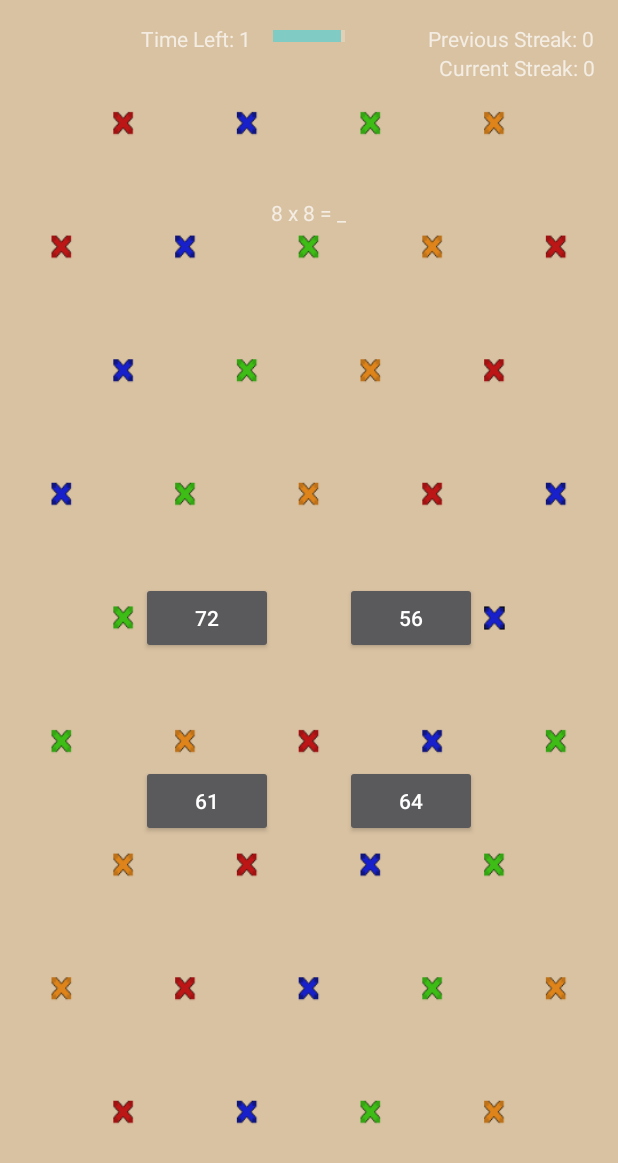
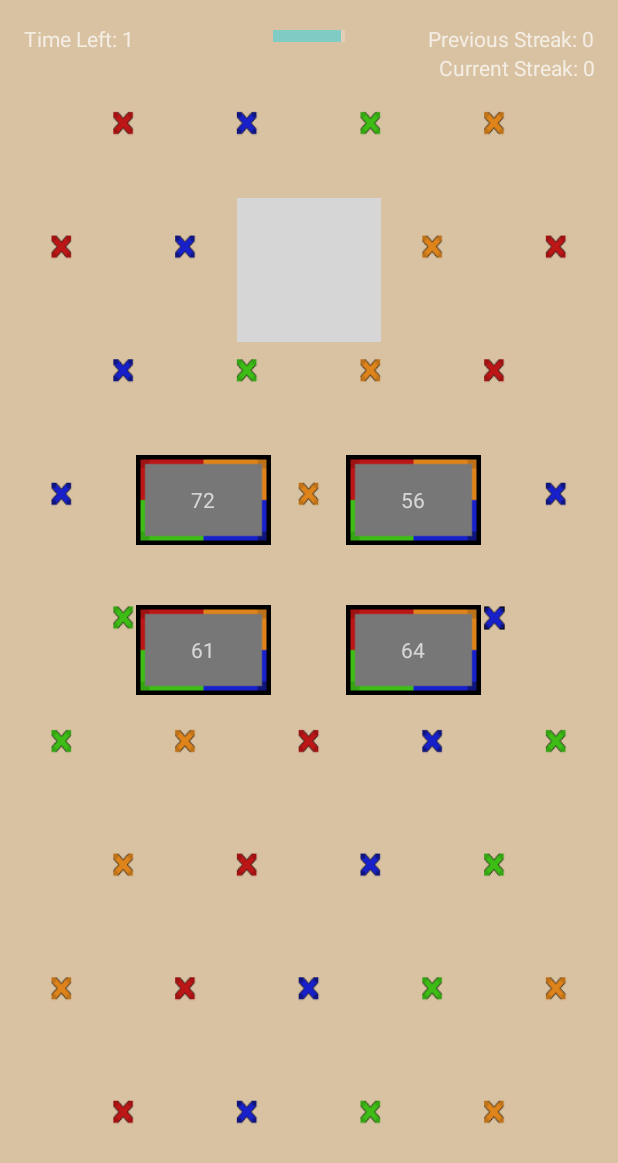
Before and after one commit to willardw/Mathemaniacs, an Android app: the GameActivity screen opened directly, with no data from a screen before it, on a phone screen of 412 x 824 dp. Shown: the top 1163 px of the screen. Run offline under Robolectric (Android 15) with nearby library versions, the phone set to English and light mode, and no system bars; 2 statements that could not run were skipped; grey boxes are pictures that could not be loaded.

Commit message:
Changed the UI and look of Game Activity. Fixed more warnings.

```diff
--- a/app/src/main/java/com/willard/william/mathemaniacs/GameActivity.java
+++ b/app/src/main/java/com/willard/william/mathemaniacs/GameActivity.java
@@ -247,23 +247,23 @@ public class GameActivity extends AppCompatActivity {
     }
 
     private void setAnswer1(int answer) {
-        Button b = (Button) findViewById(R.id.answer1Button);
-        b.setText(""+answer);
+        TextView t = (TextView) findViewById(R.id.answer1Text);
+        t.setText(""+answer);
     }
 
     private void setAnswer2(int answer) {
-        Button b = (Button) findViewById(R.id.answer2Button);
-        b.setText(""+answer);
+        TextView t = (TextView) findViewById(R.id.answer2Text);
+        t.setText(""+answer);
     }
 
     private void setAnswer3(int answer) {
-        Button b = (Button) findViewById(R.id.answer3Button);
-        b.setText(""+answer);
+        TextView t = (TextView) findViewById(R.id.answer3Text);
+        t.setText(""+answer);
     }
 
     private void setAnswer4(int answer) {
-        Button b = (Button) findViewById(R.id.answer4Button);
-        b.setText(""+answer);
+        TextView t = (TextView) findViewById(R.id.answer4Text);
+        t.setText(""+answer);
     }
 
     private void setStreak() {
@@ -328,17 +328,17 @@ public class GameActivity extends AppCompatActivity {
         alert.setTitle("Incorrect Answer!");
         String wrong_answer;
         if (answer == 1) {
-            Button b = (Button) findViewById(R.id.answer1Button);
-            wrong_answer = (String) b.getText();
+            TextView t = (TextView) findViewById(R.id.answer1Text);
+            wrong_answer = (String) t.getText();
         } else if (answer == 2) {
-            Button b = (Button) findViewById(R.id.answer2Button);
-            wrong_answer = (String) b.getText();
+            TextView t = (TextView) findViewById(R.id.answer2Text);
+            wrong_answer = (String) t.getText();
         } else if (answer == 3) {
-            Button b = (Button) findViewById(R.id.answer3Button);
-            wrong_answer = (String) b.getText();
+            TextView t = (TextView) findViewById(R.id.answer3Text);
+            wrong_answer = (String) t.getText();
         } else {
-            Button b = (Button) findViewById(R.id.answer4Button);
-            wrong_answer = (String) b.getText();
+            TextView t = (TextView) findViewById(R.id.answer4Text);
+            wrong_answer = (String) t.getText();
         }
         if (mode == 0 || mode == 1 || mode == 2 || mode == 3) {
             alert.setMessage("Your Answer: " + wrong_answer + "\nCorrect Answer: " + q.firstOperand + " x " + q.secondOperand +
--- a/app/src/main/res/layout/activity_game.xml
+++ b/app/src/main/res/layout/activity_game.xml
@@ -1,6 +1,7 @@
 <?xml version="1.0" encoding="utf-8"?>
 <RelativeLayout xmlns:android="http://schemas.android.com/apk/res/android"
     xmlns:tools="http://schemas.android.com/tools"
+    xmlns:app="http://schemas.android.com/apk/res-auto"
     android:id="@+id/activity_game"
     android:layout_width="match_parent"
     android:layout_height="match_parent"
@@ -20,77 +21,27 @@
         android:id="@+id/timeLimitBar" />
 
     <TextView
-        android:text="Question Goes Here"
-        android:layout_width="wrap_content"
-        android:layout_height="wrap_content"
-        android:layout_below="@+id/timeLimitBar"
-        android:layout_centerHorizontal="true"
-        android:layout_marginTop="100dp"
-        android:id="@+id/questionText" />
-
-    <Button
-        android:text="Answer1"
-        android:layout_width="wrap_content"
-        android:layout_height="wrap_content"
-        android:id="@+id/answer1Button"
-        android:onClick="answer1ButtonPressed"
-        android:layout_centerVertical="true"
-        android:layout_toLeftOf="@+id/timeLimitBar"
-        android:layout_toStartOf="@+id/timeLimitBar" />
-
-    <Button
-        android:text="Answer2"
-        android:layout_width="wrap_content"
-        android:layout_height="wrap_content"
-        android:id="@+id/answer2Button"
-        android:onClick="answer2ButtonPressed"
-        android:layout_alignBaseline="@+id/answer1Button"
-        android:layout_alignBottom="@+id/answer1Button"
-        android:layout_toRightOf="@+id/timeLimitBar"
-        android:layout_toEndOf="@+id/timeLimitBar" />
-
-    <Button
-        android:text="Answer3"
-        android:layout_width="wrap_content"
-        android:layout_height="wrap_content"
-        android:layout_below="@+id/answer1Button"
-        android:layout_alignLeft="@+id/answer1Button"
-        android:layout_alignStart="@+id/answer1Button"
-        android:layout_marginTop="74dp"
-        android:id="@+id/answer3Button"
-        android:onClick="answer3ButtonPressed"/>
-
-    <Button
-        android:text="Answer4"
-        android:layout_width="wrap_content"
-        android:layout_height="wrap_content"
-        android:layout_alignTop="@+id/answer3Button"
-        android:layout_alignLeft="@+id/answer2Button"
-        android:layout_alignStart="@+id/answer2Button"
-        android:id="@+id/answer4Button"
-        android:onClick="answer4ButtonPressed"/>
-
-    <TextView
-        android:text="Time Left: "
+        android:text="@string/timeLeft"
         android:layout_width="wrap_content"
         android:layout_height="wrap_content"
         android:id="@+id/timeLeftText"
         android:layout_alignParentTop="true"
-        android:layout_alignLeft="@+id/answer1Button"
-        android:layout_alignStart="@+id/answer1Button" />
+        android:layout_alignParentLeft="true"
+        android:layout_alignParentStart="true"/>
 
     <TextView
-        android:text="Previous Streak: 0"
+        android:text="@string/previousBest"
         android:textAlignment="textEnd"
         android:gravity="end"
         android:layout_width="wrap_content"
         android:layout_height="wrap_content"
         android:id="@+id/previousStreakText"
         android:layout_alignParentTop="true"
-        android:layout_alignParentRight="true" />
+        android:layout_alignParentRight="true"
+        android:layout_alignParentEnd="true"/>
 
     <TextView
-        android:text="Current Streak: 0"
+        android:text="@string/currentBest"
         android:textAlignment="textEnd"
         android:gravity="end"
         android:layout_width="wrap_content"
@@ -100,4 +51,146 @@
         android:layout_alignParentRight="true"
         android:layout_alignParentEnd="true" />
 
+    <FrameLayout
+        android:layout_width="match_parent"
+        android:layout_height="wrap_content"
+        android:layout_below="@+id/timeLimitBar"
+        android:layout_marginTop="100dp"
+        android:id="@+id/questionLayout">
+
+        <ImageView
+            android:layout_width="wrap_content"
+            android:layout_height="wrap_content"
+            app:srcCompat="@drawable/textbackground"
+            android:layout_gravity="center"
+            android:contentDescription="@string/questionButtonDescription"/>
+
+        <TextView
+            android:layout_width="wrap_content"
+            android:layout_height="wrap_content"
+            android:layout_gravity="center"
+            android:text="@string/question"
+            android:id="@+id/questionText"
+            android:textAppearance="?android:attr/textAppearanceLarge"/>
+
+    </FrameLayout>
+
+    <LinearLayout
+        android:layout_width="match_parent"
+        android:layout_height="wrap_content"
+        android:orientation="vertical"
+        android:layout_below="@+id/questionLayout"
+        android:layout_marginTop="75dp">
+
+        <LinearLayout
+            android:layout_width="wrap_content"
+            android:layout_height="wrap_content"
+            android:layout_gravity="center"
+            android:orientation="horizontal">
+
+            <FrameLayout
+                android:layout_width="wrap_content"
+                android:layout_height="wrap_content">
+
+                <ImageButton
+                    android:layout_width="wrap_content"
+                    android:layout_height="wrap_content"
+                    android:layout_gravity="center"
+                    app:srcCompat="@drawable/answerbuttonbackground"
+                    android:background="@null"
+                    android:onClick="answer1ButtonPressed"
+                    android:contentDescription="@string/answerButtonDescription"/>
+
+                <TextView
+                    android:layout_width="wrap_content"
+                    android:layout_height="wrap_content"
+                    android:text="@string/answer"
+                    android:layout_gravity="center"
+                    android:id="@+id/answer1Text"/>
+
+            </FrameLayout>
+
+            <FrameLayout
+                android:layout_width="wrap_content"
+                android:layout_height="wrap_content"
+                android:layout_marginLeft="50dp"
+                android:layout_marginStart="50dp">
+
+                <ImageButton
+                    android:layout_width="wrap_content"
+                    android:layout_height="wrap_content"
+                    android:layout_gravity="center"
+                    app:srcCompat="@drawable/answerbuttonbackground"
+                    android:background="@null"
+                    android:onClick="answer2ButtonPressed"
+                    android:contentDescription="@string/answerButtonDescription"/>
+
+                <TextView
+                    android:layout_width="wrap_content"
+                    android:layout_height="wrap_content"
+                    android:text="@string/answer"
+                    android:layout_gravity="center"
+                    android:id="@+id/answer2Text"/>
+
+            </FrameLayout>
+
+        </LinearLayout>
+
+        <LinearLayout
+            android:layout_width="wrap_content"
+            android:layout_height="wrap_content"
+            android:layout_gravity="center"
+            android:orientation="horizontal"
+            android:layout_marginTop="40dp">
+
+            <FrameLayout
+                android:layout_width="wrap_content"
+                android:layout_height="wrap_content">
+
+                <ImageButton
+                    android:layout_width="wrap_content"
+                    android:layout_height="wrap_content"
+                    android:layout_gravity="center"
+                    app:srcCompat="@drawable/answerbuttonbackground"
+                    android:background="@null"
+                    android:onClick="answer3ButtonPressed"
+                    android:contentDescription="@string/answerButtonDescription"/>
+
+                <TextView
+                    android:layout_width="wrap_content"
+                    android:layout_height="wrap_content"
+                    android:text="@string/answer"
+                    android:layout_gravity="center"
+                    android:id="@+id/answer3Text"/>
+
+            </FrameLayout>
+
+            <FrameLayout
+                android:layout_width="wrap_content"
+                android:layout_height="wrap_content"
+                android:layout_marginLeft="50dp"
+                android:layout_marginStart="50dp">
+
+                <ImageButton
+                    android:layout_width="wrap_content"
+                    android:layout_height="wrap_content"
+                    android:layout_gravity="center"
+                    app:srcCompat="@drawable/answerbuttonbackground"
+                    android:background="@null"
+                    android:onClick="answer4ButtonPressed"
+                    android:contentDescription="@string/answerButtonDescription"/>
+
+                <TextView
+                    android:layout_width="wrap_content"
+                    android:layout_height="wrap_content"
+                    android:text="@string/answer"
+                    android:layout_gravity="center"
+                    android:id="@+id/answer4Text"/>
+
+            </FrameLayout>
+
+        </LinearLayout>
+
+    </LinearLayout>
+
 </RelativeLayout>
--- a/app/src/main/res/values/strings.xml
+++ b/app/src/main/res/values/strings.xml
@@ -21,4 +21,11 @@
     <string name="playButtonDescription">Background Image for Play Button</string>
     <string name="backButtonDescription">Background Image for Back Button</string>
     <string name="modeButtonDescription">Background Image for Mode Buttons</string>
+    <string name="questionButtonDescription">Background Image for Question</string>
+    <string name="answerButtonDescription">Background Image for Answers</string>
+    <string name="question">Question</string>
+    <string name="answer">Answer</string>
+    <string name="timeLeft">Time Left: </string>
+    <string name="currentBest">Current Streak: </string>
+    <string name="previousBest">Previous Streak: </string>
 </resources>
```
Also changed, not shown: app/src/main/res/drawable/answerbuttonbackground.png (added).
